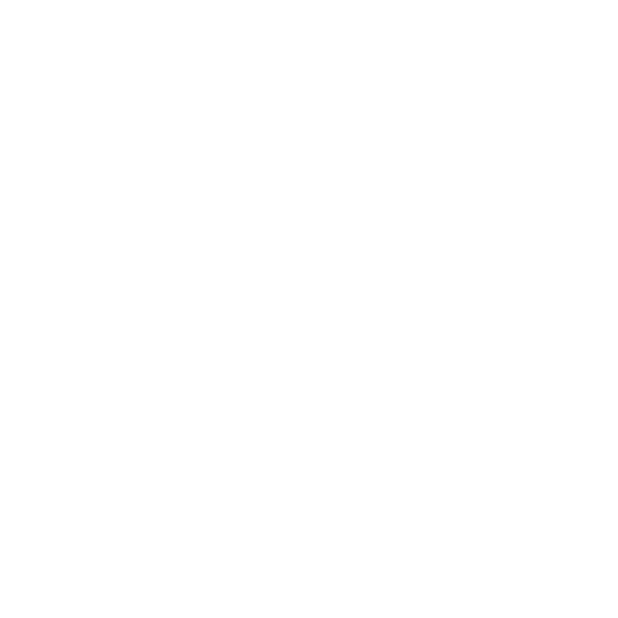
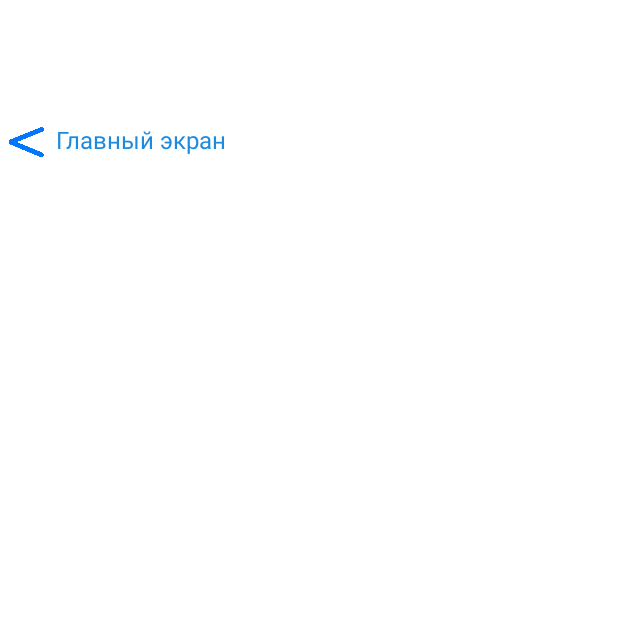
Before and after one commit to pr26svn/pr318bank, an Android app: the secondActivity screen opened directly, with no data from a screen before it, on a phone screen of 412 x 824 dp, the top half of it. Before the commit the part shown is empty. Run offline under Robolectric (Android 15) with nearby library versions, the phone set to English and light mode, and no system bars.

Commit message:
Сделал диалоговое окно авторизации и кнопки возвращения к главному экрану из secondactivity и firstacrivity, вечером приступлю к началу парсинга второго экрана с отделениями и банкоматами

```diff
--- a/app/src/main/java/com/example/myapplication/firstActivity.java
+++ b/app/src/main/java/com/example/myapplication/firstActivity.java
@@ -2,6 +2,7 @@
 
 import android.app.AppComponentFactory;
 import android.os.Bundle;
+import android.view.View;
 
 import androidx.appcompat.app.AppCompatActivity;
 
@@ -12,4 +13,8 @@
         super.onCreate(savedInstanceState);
         setContentView(R.layout.firstacrivity);
     }
+
+    public void finish(View view) {
+        finish();
+    }
 }
--- a/app/src/main/java/com/example/myapplication/secondActivity.java
+++ b/app/src/main/java/com/example/myapplication/secondActivity.java
@@ -1,6 +1,7 @@
 package com.example.myapplication;
 
 import android.os.Bundle;
+import android.view.View;
 
 import androidx.appcompat.app.AppCompatActivity;
 
@@ -11,4 +12,8 @@
         super.onCreate(savedInstanceState);
         setContentView(R.layout.secondactivity);
     }
+
+    public void finish(View view) {
+        finish();
+    }
 }
--- a/app/src/main/res/layout/secondactivity.xml
+++ b/app/src/main/res/layout/secondactivity.xml
@@ -1,6 +1,37 @@
 <?xml version="1.0" encoding="utf-8"?>
 <androidx.constraintlayout.widget.ConstraintLayout
-    xmlns:android="http://schemas.android.com/apk/res/android" android:layout_width="match_parent"
+    xmlns:android="http://schemas.android.com/apk/res/android"
+    xmlns:app="http://schemas.android.com/apk/res-auto"
+    xmlns:tools="http://schemas.android.com/tools"
+    android:layout_width="match_parent"
     android:layout_height="match_parent">
 
+    <LinearLayout
+        android:layout_width="400dp"
+        android:layout_height="30dp"
+        android:layout_marginBottom="630dp"
+        android:onClick="finish"
+        android:orientation="horizontal"
+        app:layout_constraintBottom_toBottomOf="parent"
+        app:layout_constraintEnd_toEndOf="parent"
+        app:layout_constraintStart_toStartOf="parent"
+        app:layout_constraintTop_toTopOf="parent">
+
+        <ImageView
+            android:id="@+id/imageView6"
+            android:layout_width="11dp"
+            android:layout_height="25dp"
+            android:layout_weight="1"
+            android:scaleType="centerInside"
+            app:srcCompat="@drawable/less_than_sign" />
+
+        <TextView
+            android:id="@+id/textView12"
+            style="@android:style/Widget.DeviceDefault.Light.TextView.SpinnerItem"
+            android:layout_width="wrap_content"
+            android:layout_height="wrap_content"
+            android:layout_weight="20"
+            android:text="Главный экран"
+            android:textColor="@color/blue_arrow" />
+    </LinearLayout>
 </androidx.constraintlayout.widget.ConstraintLayout>
--- a/app/src/main/res/values/colors.xml
+++ b/app/src/main/res/values/colors.xml
@@ -9,4 +9,5 @@
     <color name="white">#FFFFFFFF</color>
     <color name="Blue">#0000ff</color>
     <color name="colorAccent">#03DAC5</color>
+    <color name="blue_arrow">#1C8BDF</color>
 </resources>
```
Also changed, not shown: app/src/main/res/layout/firstacrivity.xml (+33 -1 lines), app/src/main/res/drawable/less_than_sign.png (added).
